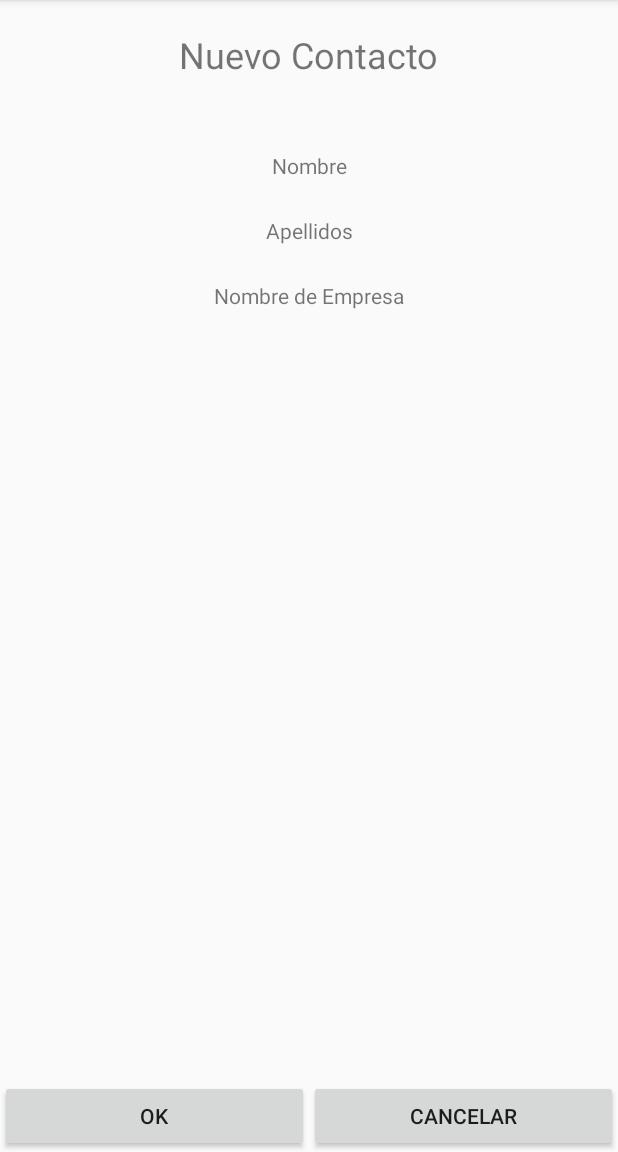
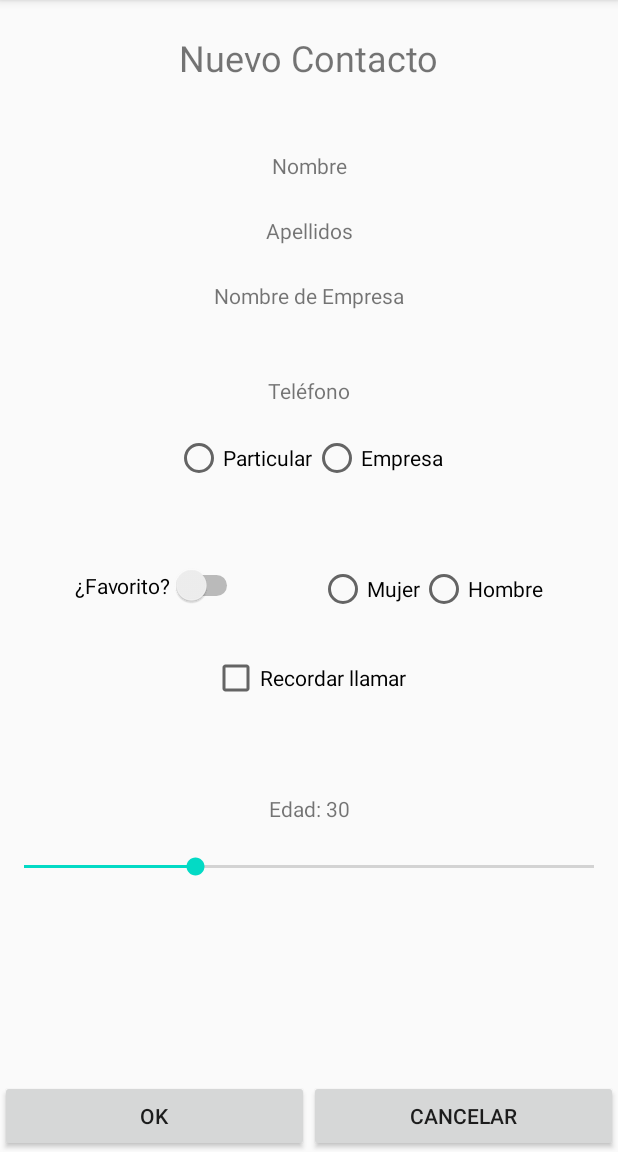
Before and after one commit to sochoa2021DanielAbellan/Practica3, an Android app: the NuevoContactoActivity screen opened directly, with no data from a screen before it, on a phone screen of 412 x 824 dp, the part 84-1236 px from its top. Run offline under Robolectric (Android 15) with nearby library versions, the phone set to English and light mode, and no system bars.

Commit message:
Finalización de la interfaz de NuevoContactoActivity

```diff
--- a/app/src/main/res/layout/activity_nuevo_contacto.xml
+++ b/app/src/main/res/layout/activity_nuevo_contacto.xml
@@ -10,9 +10,9 @@
         android:id="@+id/tvNuevoContacto"
         android:layout_width="wrap_content"
         android:layout_height="wrap_content"
-        android:layout_marginTop="20dp"
         android:text="@string/tvNuevoContacto"
         android:textSize="24sp"
+        app:layout_constraintBottom_toTopOf="@+id/guideline"
         app:layout_constraintEnd_toEndOf="parent"
         app:layout_constraintStart_toStartOf="parent"
         app:layout_constraintTop_toTopOf="parent" />
@@ -68,6 +68,125 @@
         app:layout_constraintGuide_percent="0.3"
         app:layout_constraintTop_toBottomOf="@+id/tvNombreEmpresa" />
 
+    <android.support.constraint.Guideline
+        android:id="@+id/guideline3"
+        android:layout_width="wrap_content"
+        android:layout_height="wrap_content"
+        android:orientation="horizontal"
+        app:layout_constraintBottom_toTopOf="@+id/swFavorito"
+        app:layout_constraintGuide_percent="0.45"
+        app:layout_constraintTop_toTopOf="parent" />
+
+    <TextView
+        android:id="@+id/tvTelefono"
+        android:layout_width="wrap_content"
+        android:layout_height="wrap_content"
+        android:layout_marginTop="20dp"
+        android:orientation="horizontal"
+        android:text="@string/tvTelefono"
+        app:layout_constraintEnd_toEndOf="parent"
+        app:layout_constraintStart_toStartOf="parent"
+        app:layout_constraintTop_toTopOf="@+id/guideline2" />
+
+    <RadioGroup
+        android:id="@+id/rgTipoTelefono"
+        android:layout_width="wrap_content"
+        android:layout_height="wrap_content"
+        android:layout_marginBottom="5dp"
+        android:orientation="horizontal"
+        app:layout_constraintBottom_toTopOf="@+id/guideline3"
+        app:layout_constraintEnd_toEndOf="parent"
+        app:layout_constraintStart_toStartOf="parent"
+        app:layout_constraintTop_toBottomOf="@+id/tvTelefono">
+
+        <RadioButton
+            android:id="@+id/rbParticular"
+            android:layout_width="wrap_content"
+            android:layout_height="wrap_content"
+            android:text="@string/rbParticular" />
+
+        <RadioButton
+            android:id="@+id/rbEmpresa"
+            android:layout_width="wrap_content"
+            android:layout_height="wrap_content"
+            android:text="@string/rbEmpresa" />
+    </RadioGroup>
+
+    <Switch
+        android:id="@+id/swFavorito"
+        android:layout_width="wrap_content"
+        android:layout_height="wrap_content"
+        android:text="@string/swFavorito"
+        app:layout_constraintBottom_toTopOf="@+id/ckbRecordarLlamar"
+        app:layout_constraintEnd_toStartOf="@+id/rgSexo"
+        app:layout_constraintHorizontal_bias="0.5"
+        app:layout_constraintStart_toStartOf="parent"
+        app:layout_constraintTop_toBottomOf="@+id/guideline3" />
+
+    <RadioGroup
+        android:id="@+id/rgSexo"
+        android:layout_width="wrap_content"
+        android:layout_height="wrap_content"
+        android:orientation="horizontal"
+        app:layout_constraintEnd_toEndOf="parent"
+        app:layout_constraintHorizontal_bias="0.5"
+        app:layout_constraintStart_toEndOf="@+id/swFavorito"
+        app:layout_constraintTop_toTopOf="@+id/swFavorito">
+
+        <RadioButton
+            android:id="@+id/rbMujer"
+            android:layout_width="match_parent"
+            android:layout_height="wrap_content"
+            android:text="@string/rbMujer" />
+
+        <RadioButton
+            android:id="@+id/rbHombre"
+            android:layout_width="match_parent"
+            android:layout_height="wrap_content"
+            android:text="@string/rbHombre" />
+    </RadioGroup>
+
+    <CheckBox
+        android:id="@+id/ckbRecordarLlamar"
+        android:layout_width="wrap_content"
+        android:layout_height="wrap_content"
+        android:text="@string/chkRecordarLlamar"
+        app:layout_constraintBottom_toTopOf="@+id/guideline4"
+        app:layout_constraintEnd_toEndOf="parent"
+        app:layout_constraintHorizontal_bias="0.5"
+        app:layout_constraintStart_toStartOf="parent"
+        app:layout_constraintTop_toBottomOf="@+id/swFavorito" />
+
+    <android.support.constraint.Guideline
+        android:id="@+id/guideline4"
+        android:layout_width="wrap_content"
+        android:layout_height="wrap_content"
+        android:orientation="horizontal"
+        app:layout_constraintBottom_toBottomOf="parent"
+        app:layout_constraintGuide_percent="0.65"
+        app:layout_constraintTop_toBottomOf="@+id/ckbRecordarLlamar" />
+
+    <TextView
+        android:id="@+id/tvNumeroEdad"
+        android:layout_width="wrap_content"
+        android:layout_height="wrap_content"
+        android:layout_marginTop="30dp"
+        android:text="@string/tvNumeroEdad"
+        app:layout_constraintEnd_toEndOf="parent"
+        app:layout_constraintStart_toStartOf="parent"
+        app:layout_constraintTop_toTopOf="@+id/guideline4" />
+
+    <SeekBar
+        android:id="@+id/skbNumeroEdad"
+        android:layout_width="match_parent"
+        android:layout_height="wrap_content"
+        android:layout_marginTop="20dp"
+        android:max="100"
+        android:progress="30"
+        app:layout_constraintEnd_toEndOf="parent"
+        app:layout_constraintStart_toStartOf="parent"
+        app:layout_constraintTop_toBottomOf="@+id/tvNumeroEdad" />
+
     <Button
         android:id="@+id/btnOk"
         android:layout_width="0dp"
--- a/app/src/main/res/values/strings.xml
+++ b/app/src/main/res/values/strings.xml
@@ -10,4 +10,12 @@
     <string name="tvNombreEmpresa">Nombre de Empresa</string>
     <string name="btnOk">OK</string>
     <string name="btnCancelar">Cancelar</string>
+    <string name="tvTelefono">Teléfono</string>>
+    <string name="rbParticular">Particular</string>
+    <string name="rbEmpresa">Empresa</string>
+    <string name="swFavorito">¿Favorito? </string>
+    <string name="rbMujer">Mujer</string>
+    <string name="rbHombre">Hombre</string>
+    <string name="chkRecordarLlamar">Recordar llamar</string>
+    <string name="tvNumeroEdad">Edad: 30</string>
 </resources>
```
